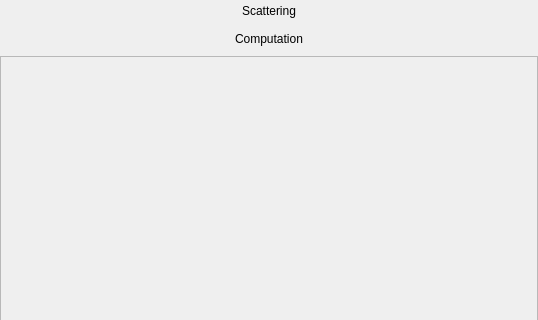
Before: the Qt Designer form gui/hipgisaxsleftwidget.ui in ronpandolfi/Xi-cam, drawn with Qt 5; both pictures show x 0 to 538 and y 0 to 320 of the 538 by 833 pixel window.
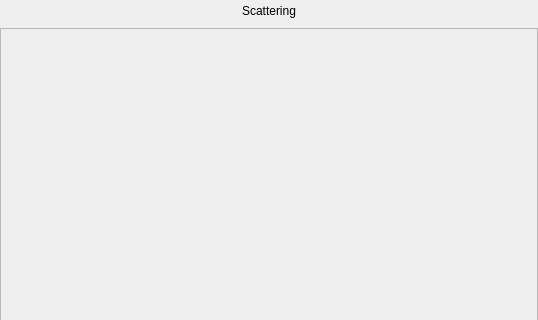
After: the same form once the commit is applied. Icons and pictures are not drawn.

The edit to the form file:
```diff
--- a/gui/hipgisaxsleftwidget.ui
+++ b/gui/hipgisaxsleftwidget.ui
@@ -27,7 +27,7 @@
                     </property>
                 </widget>
             </item>
-            <item>
+            <!--<item>
                 <widget class="QPushButton" name="showComputationButton">
                     <property name="text">
                         <string>Computation</string>
@@ -36,7 +36,7 @@
                         <bool>true</bool>
                     </property>
                 </widget>
-            </item>
+            </item>-->
             <item>
                 <widget class="QScrollArea" name="featuresScroll">
                     <property name="minimumSize">
```
